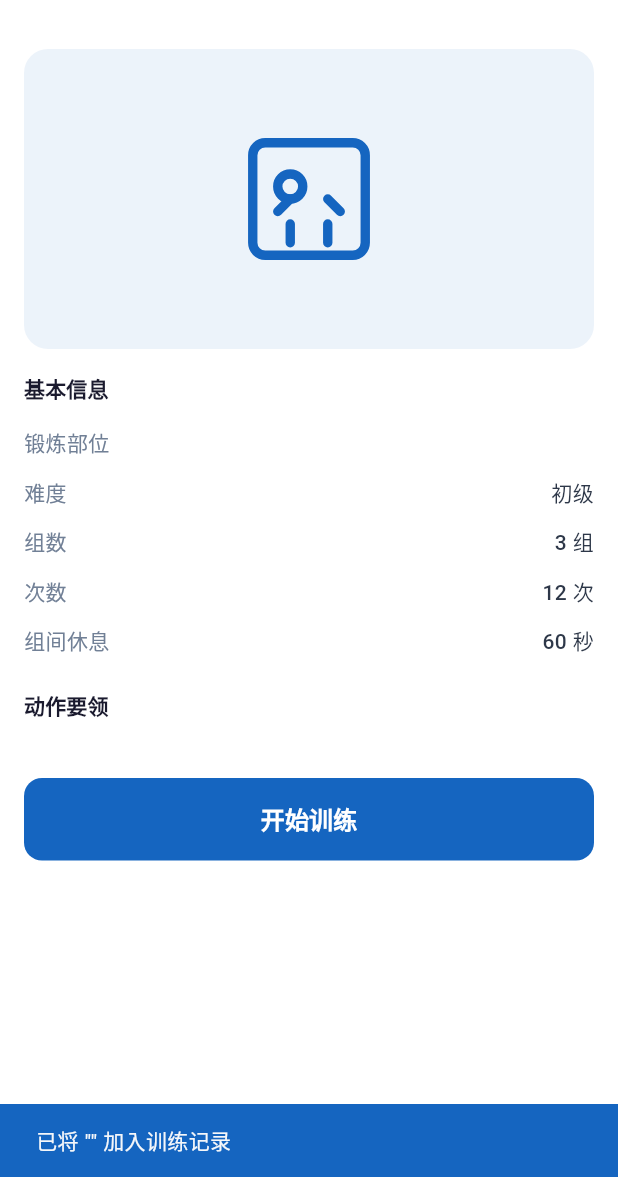
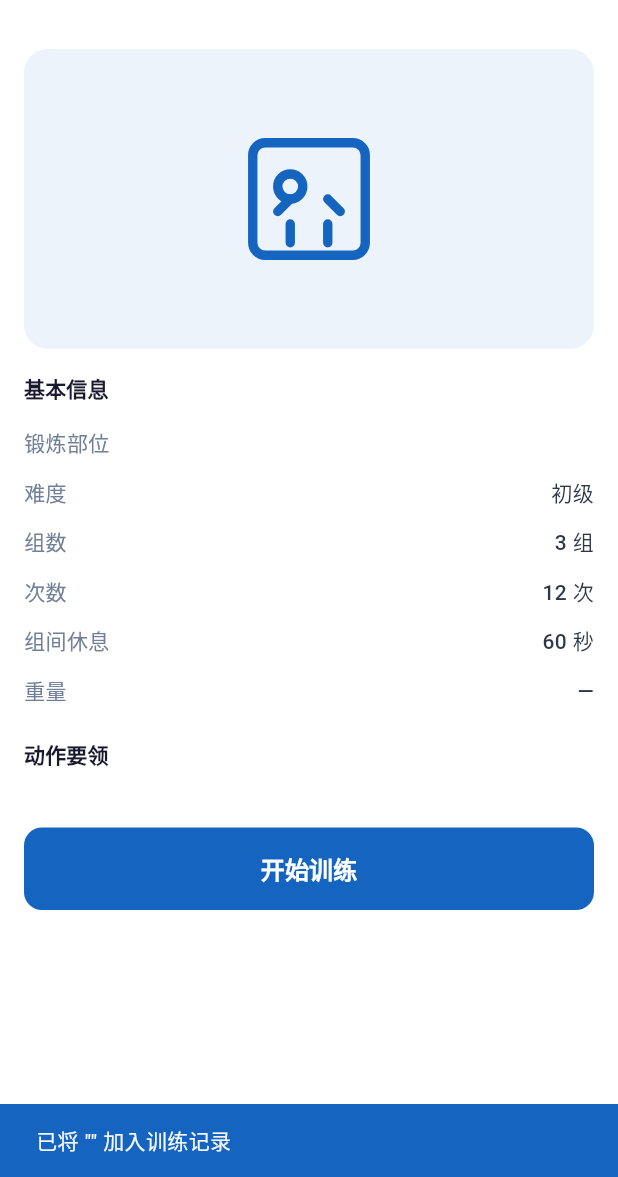
Before and after one commit to kaiven2004/exercise, a Flutter app: the ExerciseDetailScreen screen opened directly with empty values, after a tap on "开始训练", on a phone screen of 412 x 824 dp, the part 59-1236 px from its top. Run offline on Flutter 3.47's test engine with Material 3 defaults, Android fonts, the phone set to English and light mode, and no system bars; our stand-ins replace chewie, flutter_svg, shared_preferences, vibration, video_player; accounts and stored records are empty.

Commit message:
feat: 基本信息加入重量字段，默认0kg，可编辑保存

```diff
--- a/lib/data/models/models.dart
+++ b/lib/data/models/models.dart
@@ -35,6 +35,7 @@ class Exercise {
   final String imageSvg;
   final String difficulty;
   final String videoPath;
+  final String weight;
 
   const Exercise({
     required this.id,
@@ -48,6 +49,7 @@ class Exercise {
     this.imageSvg = 'exercise_default',
     this.difficulty = '初级',
     this.videoPath = '',
+    this.weight = '0',
   });
 }
 
--- a/lib/data/repositories/exercise_override_repository.dart
+++ b/lib/data/repositories/exercise_override_repository.dart
@@ -24,5 +24,10 @@ class ExerciseOverrideRepository {
   int getEffectiveSets(String exerciseId, int defaultSets) => getOverrideSets(exerciseId) ?? defaultSets;
   int getEffectiveReps(String exerciseId, int defaultReps) => getOverrideReps(exerciseId) ?? defaultReps;
   String getEffectiveRest(String exerciseId, String defaultRest) => getOverrideRest(exerciseId) ?? defaultRest;
+  String? getOverrideWeight(String exerciseId) => _prefs?.getString(_key(exerciseId, 'weight'));
+  Future<void> saveWeight(String exerciseId, String weight) async {
+    if (_prefs == null) return;
+    await _prefs!.setString(_key(exerciseId, 'weight'), weight);
+  }
 
 }
--- a/lib/ui/screens/exercise_detail_screen.dart
+++ b/lib/ui/screens/exercise_detail_screen.dart
@@ -28,10 +28,12 @@ class _ExerciseDetailScreenState extends State<ExerciseDetailScreen>
   late int _sets = 3;
   late int _reps = 12;
   late String _restSeconds = '60';
+  late String _weight = '0';
 
   TextEditingController _setsController = TextEditingController();
   TextEditingController _repsController = TextEditingController();
   TextEditingController _restController = TextEditingController();
+  TextEditingController _weightController = TextEditingController();
 
   @override
   void initState() {
@@ -52,6 +54,7 @@ class _ExerciseDetailScreenState extends State<ExerciseDetailScreen>
     _setsController.text = _sets.toString();
     _repsController.text = _reps.toString();
     _restController.text = _restSeconds;
+    _weightController.text = _overrideRepo.getOverrideWeight(widget.exercise.id) ?? widget.exercise.weight;
     setState(() {
       _isFavorite = _favRepo.isFavorite(widget.exercise);
       _loading = false;
@@ -91,6 +94,7 @@ class _ExerciseDetailScreenState extends State<ExerciseDetailScreen>
     _setsController.dispose();
     _repsController.dispose();
     _restController.dispose();
+    _weightController.dispose();
     _videoController?.dispose();
     _chewieController?.dispose();
     super.dispose();
@@ -103,12 +107,14 @@ class _ExerciseDetailScreenState extends State<ExerciseDetailScreen>
     if (setsVal != null) _sets = setsVal;
     if (repsVal != null) _reps = repsVal;
     if (restVal != null) _restSeconds = restVal.toString();
+    _weight = _weightController.text;
     await _overrideRepo.saveOverride(
       widget.exercise.id,
       sets: _sets,
       reps: _reps,
       restSeconds: _restSeconds,
     );
+    await _overrideRepo.saveWeight(widget.exercise.id, _weight);
     setState(() => _editing = false);
     if (mounted) {
       ScaffoldMessenger.of(context).showSnackBar(
@@ -220,6 +226,10 @@ class _ExerciseDetailScreenState extends State<ExerciseDetailScreen>
                 _EditableInfoRow(label: '组间休息（秒）', controller: _restController)
               else
                 _InfoRow(label: '组间休息', value: '${_restSeconds} 秒'),
+              if (_editing)
+                _EditableInfoRow(label: '重量（kg）', controller: _weightController)
+              else
+                _InfoRow(label: '重量', value: _weight != '0' ? _weight + ' kg' : '—'),
             ],
           ),
           const SizedBox(height: 16),
```
